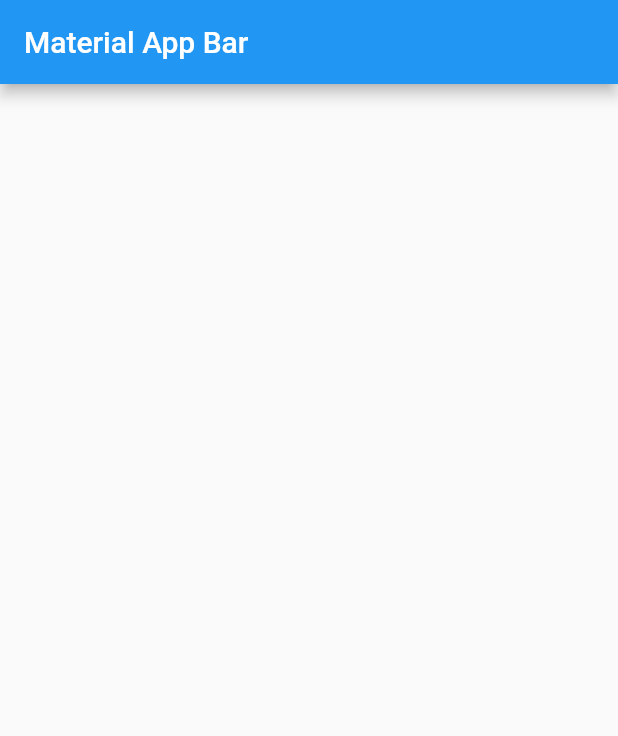
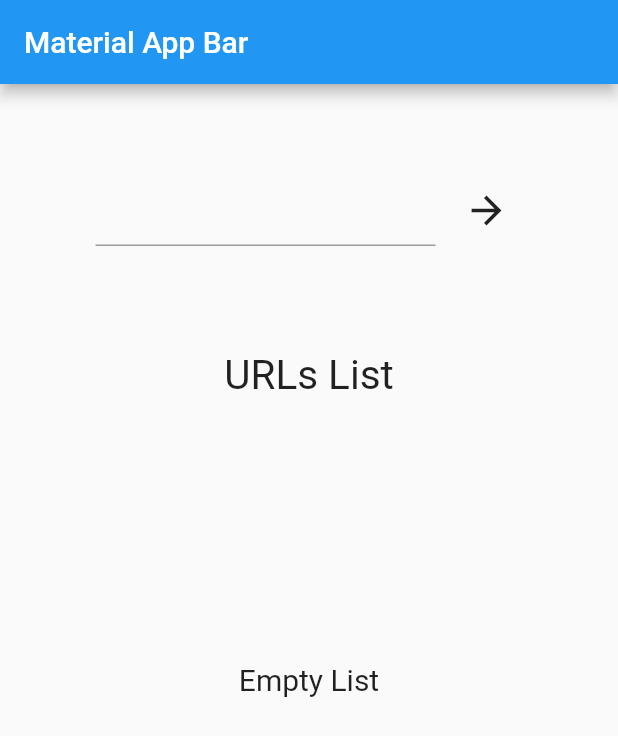
Before and after one commit to fervd24/nu, a Flutter app: the screen it shows after launch, on a phone screen of 412 x 824 dp. Shown: the top 736 px of the screen. Run offline on Flutter 3.47's test engine with Material 2 defaults, Android fonts, the light colour scheme and no system bars; our stand-ins replace dartz, equatable, flutter_bloc, get_it.

Commit message:
Creating new loading widget for bloc state and fixing responsive ui issues

```diff
--- a/lib/features/shorten_link/presentation/view/home.dart
+++ b/lib/features/shorten_link/presentation/view/home.dart
@@ -1,6 +1,7 @@
 import 'package:flutter/material.dart';
 import 'package:flutter_bloc/flutter_bloc.dart';
 import 'package:nu_test1/features/shorten_link/presentation/bloc/short_url_bloc.dart';
+import 'package:nu_test1/features/shorten_link/presentation/widgets/loading_widget.dart';
 import 'package:nu_test1/features/shorten_link/presentation/widgets/message_display.dart';
 import 'package:nu_test1/features/shorten_link/presentation/widgets/short_url_input.dart';
 import 'package:nu_test1/features/shorten_link/presentation/widgets/short_urls_widget.dart';
@@ -28,17 +29,19 @@ class HomeScreen extends StatelessWidget {
           child: Column(
             mainAxisAlignment: MainAxisAlignment.center,
             children: [
+              const ShortUrlInput(),
+              const SizedBox(height: 70,),
+              const Text('URLs List', style: TextStyle(fontSize: 27),),
+              const SizedBox(height: 50,),
               BlocBuilder<ShortUrlBloc, ShortUrlState>(builder: (context, state) {
-                if(state is ShortUrlListed) {
-                  return Column(
-                    children: [
-                      const ShortUrlInput(),
-                      const SizedBox(height: 70,),
-                      const Text('URLs List', style: TextStyle(fontSize: 27),),
-                      const SizedBox(height: 50,),
-                      ShortUrlsWidget(shortUrls: state.shortUrls,)
-                    ],
-                  );
+                if(state is ShortUrlInit){
+                  return const MessageDisplay(message: 'Empty List');
+                }
+                else if(state is ShortUrlLoading) {
+                  return const LoadingWidget();
+                }
+                else if(state is ShortUrlListed) {
+                  return ShortUrlsWidget(shortUrls: state.shortUrls,);
                 } else if(state is ErrorState) {
                   return MessageDisplay(message: state.message);
                 }
--- a/lib/features/shorten_link/presentation/widgets/message_display.dart
+++ b/lib/features/shorten_link/presentation/widgets/message_display.dart
@@ -16,7 +16,7 @@ class MessageDisplay extends StatelessWidget {
         child: SingleChildScrollView(
           child: Text(
             message,
-            style: const TextStyle(fontSize: 25),
+            style: const TextStyle(fontSize: 20),
             textAlign: TextAlign.center,
           ),
         ),
--- a/lib/features/shorten_link/presentation/widgets/short_url_input.dart
+++ b/lib/features/shorten_link/presentation/widgets/short_url_input.dart
@@ -10,10 +10,15 @@ class ShortUrlInput extends StatelessWidget {
   @override
   Widget build(BuildContext context) {
     late String normalUrl;
-    return Row(
+    final screenSize = MediaQuery.of(context).size;
+
+    return SizedBox(
+      width: double.infinity,
+      child: Row(
+        mainAxisAlignment: MainAxisAlignment.center,
         children: [
           SizedBox(
-          width: 290,
+            width: screenSize.width * .55,
             child: TextField(
               onChanged:(value) {
                 normalUrl = value;
@@ -28,10 +33,11 @@ class ShortUrlInput extends StatelessWidget {
               BlocProvider.of<ShortUrlBloc>(context).add(CreateShortUrlEvent(url: normalUrl));
 
             },
-          iconSize: 40,
+            iconSize: 30,
             icon: const Icon(Icons.arrow_forward_outlined)
           )
         ],
+      ),
     );
   }
 }
```
Also changed, not shown: lib/features/shorten_link/presentation/widgets/loading_widget.dart (added, +14 -0 lines). Lines whose indentation alone changed are shown as unchanged.
